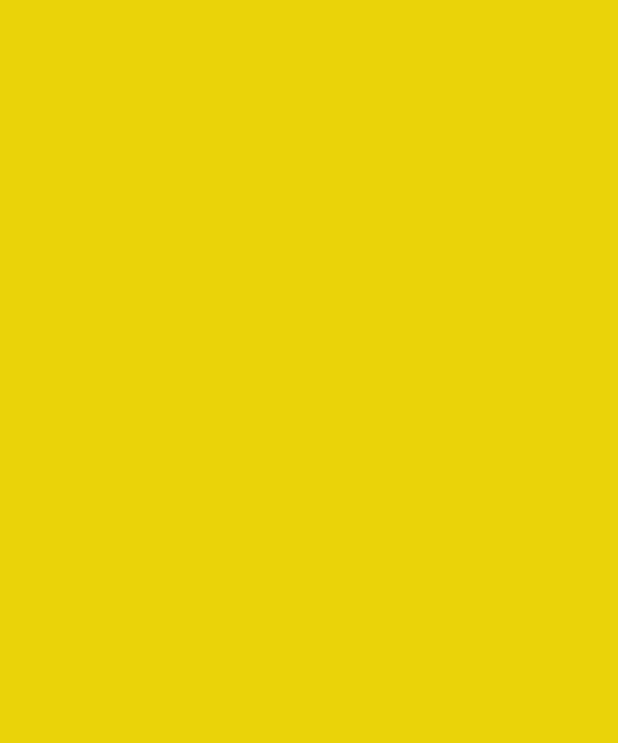
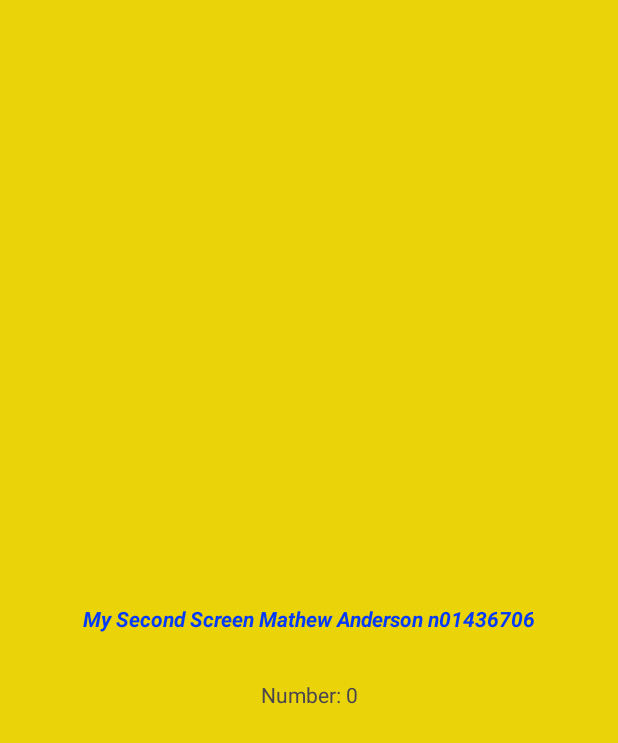
Before and after one commit to MathewAnderson6706/MathewAndersonLab4, an Android app: the MathewActivity2 screen opened directly, with no data from a screen before it, on a phone screen of 412 x 824 dp. Before the commit the part shown is empty. Shown: the top 743 px of the screen. Run offline under Robolectric (Android 15) with nearby library versions, the phone set to English and light mode, and no system bars.

Commit message:
-Second Screen can now display the numbers

```diff
--- a/MathewLab44/src/main/java/mathew/anderson/n01436706/MathewActivity2.java
+++ b/MathewLab44/src/main/java/mathew/anderson/n01436706/MathewActivity2.java
@@ -4,14 +4,22 @@ import androidx.appcompat.app.AppCompatActivity;
 
 import android.content.Intent;
 import android.os.Bundle;
+import android.widget.TextView;
+
 
 public class MathewActivity2 extends AppCompatActivity {
+
+    TextView textview;
 
     @Override
     protected void onCreate(Bundle savedInstanceState) {
         super.onCreate(savedInstanceState);
         setContentView(R.layout.activity_mathew2);
 
-        //Intent intent = getIntent();
+        textview = findViewById(R.id.txtView2);
+        Intent intent = getIntent();
+        long num = intent.getLongExtra("key", 0);
+        String text = "Number: " + num;
+        textview.setText(text);
     }
 }
--- a/MathewLab44/src/main/res/layout/activity_mathew2.xml
+++ b/MathewLab44/src/main/res/layout/activity_mathew2.xml
@@ -7,4 +7,28 @@
     tools:context=".MathewActivity2"
     android:background="@color/yellow">
 
+    <TextView
+        android:id="@+id/txtView"
+        android:layout_width="wrap_content"
+        android:layout_height="wrap_content"
+        android:text="@string/second_screen_txt"
+        android:textColor="@color/blue"
+        android:textStyle="bold|italic"
+        app:layout_constraintBottom_toBottomOf="parent"
+        app:layout_constraintEnd_toEndOf="parent"
+        app:layout_constraintStart_toStartOf="parent"
+        app:layout_constraintTop_toTopOf="parent" />
+
+    <TextView
+        android:id="@+id/txtView2"
+        android:layout_width="wrap_content"
+        android:layout_height="wrap_content"
+        android:layout_marginTop="453dp"
+        android:text="@string/initial"
+        app:layout_constraintBottom_toBottomOf="parent"
+        app:layout_constraintEnd_toEndOf="parent"
+        app:layout_constraintStart_toStartOf="parent"
+        app:layout_constraintTop_toTopOf="parent"
+        app:layout_constraintVertical_bias="0.0" />
+
 </androidx.constraintlayout.widget.ConstraintLayout>
--- a/MathewLab44/src/main/res/values/colors.xml
+++ b/MathewLab44/src/main/res/values/colors.xml
@@ -5,4 +5,5 @@
     <color name="lightblue">#00BCD4</color>
     <color name="red">#EC0808</color>
     <color name="yellow">#EAD309</color>
+    <color name="blue">#0339F8</color>
 </resources>
--- a/MathewLab44/src/main/res/values/strings.xml
+++ b/MathewLab44/src/main/res/values/strings.xml
@@ -5,4 +5,7 @@
     <string name="btn">Button</string>
     <string name="snk">Mathew Anderson</string>
     <string name="start">START</string>
+    <string name="second_screen_txt">My Second Screen Mathew Anderson n01436706</string>
+    <string name="initial">initial text</string>
+    <string name="number">Number: </string>
 </resources>
```
